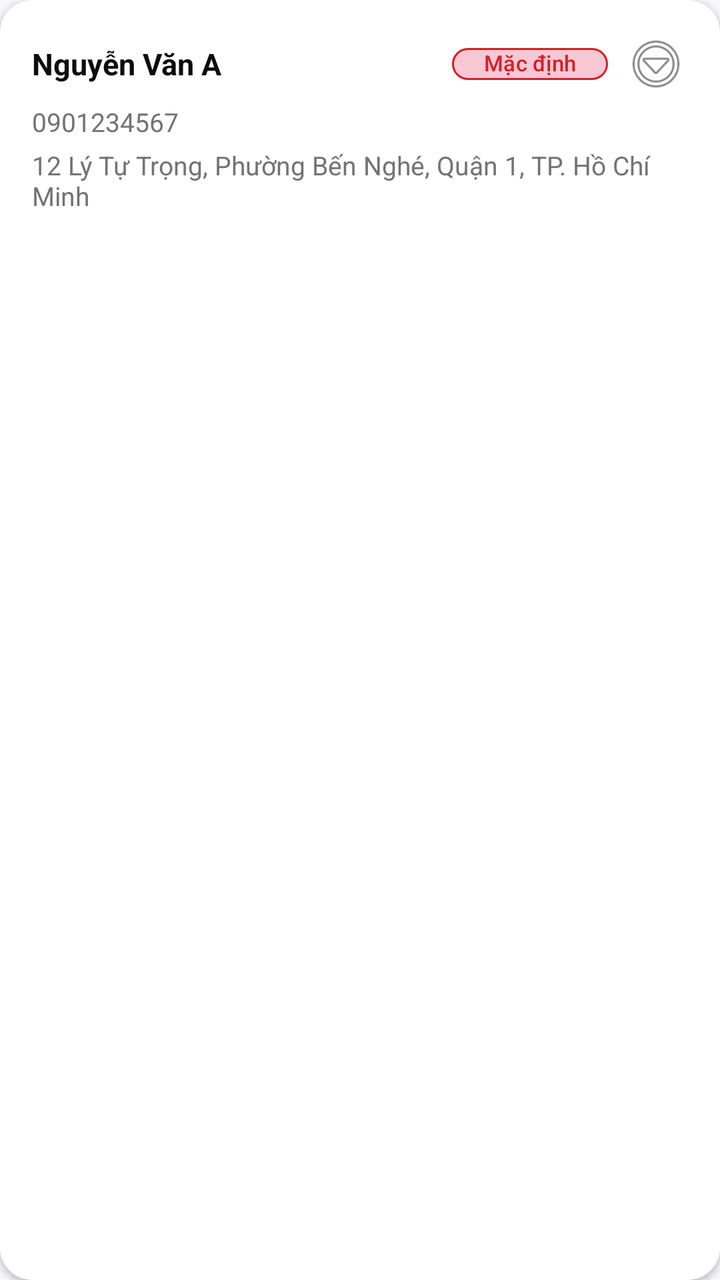
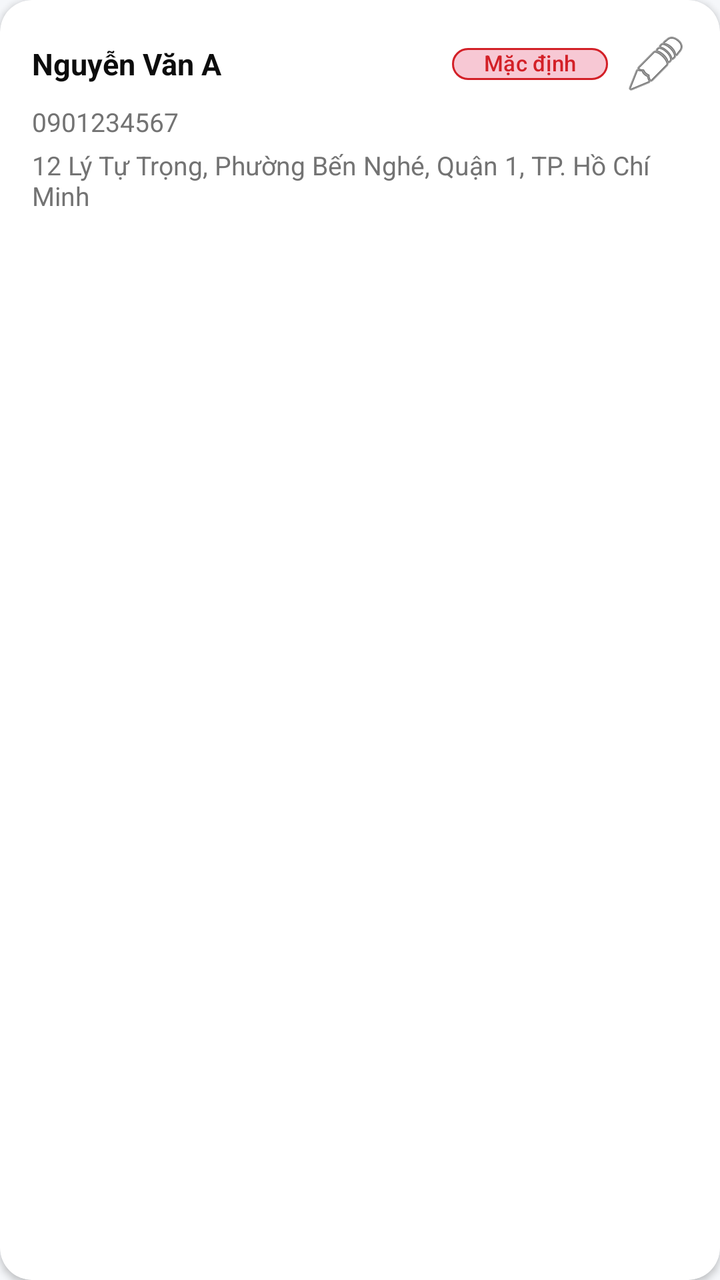

Before-and-after screenshots of an Android layout around one commit, followed by the original layout XML and the change that was made.
<!-- AndroidManifest.xml: application theme Theme.TirTirMCommerce -->
<!-- res/layout/item_address.xml -->
<?xml version="1.0" encoding="utf-8"?>
<androidx.cardview.widget.CardView xmlns:android="http://schemas.android.com/apk/res/android"
    xmlns:app="http://schemas.android.com/apk/res-auto"
    android:layout_width="match_parent"
    android:layout_height="wrap_content"
    android:layout_marginHorizontal="16dp"
    android:layout_marginVertical="6dp"
    app:cardCornerRadius="16dp"
    app:cardElevation="2dp"
    app:cardBackgroundColor="@color/tirtir_milk_white">

    <LinearLayout
        android:layout_width="match_parent"
        android:layout_height="wrap_content"
        android:orientation="vertical"
        android:padding="16dp">

        
        <LinearLayout
            android:layout_width="match_parent"
            android:layout_height="wrap_content"
            android:orientation="horizontal"
            android:gravity="center_vertical"
            android:layout_marginBottom="4dp">

            <TextView
                android:id="@+id/tvAddressName"
                android:layout_width="0dp"
                android:layout_height="wrap_content"
                android:layout_weight="1"
                android:textStyle="bold"
                android:textColor="@color/tirtir_text_primary"
                android:textSize="15sp"
                android:text="Nguyễn Văn A" />

            <com.google.android.material.chip.Chip
                android:id="@+id/chipDefault"
                android:layout_width="wrap_content"
                android:layout_height="32dp"
                android:text="@string/address_default_label"
                android:textColor="@color/tirtir_red_primary"
                app:chipBackgroundColor="@color/tirtir_aura_pink"
                app:chipStrokeColor="@color/tirtir_red_primary"
                app:chipStrokeWidth="1dp"
                android:textSize="11sp"
                android:layout_marginEnd="8dp" />

            <ImageButton
                android:id="@+id/btnAddressMore"
                android:layout_width="32dp"
                android:layout_height="32dp"
                android:background="?attr/selectableItemBackgroundBorderless"
                android:src="@android:drawable/ic_menu_more"
                android:contentDescription="@string/address_edit" />
        </LinearLayout>

        
        <TextView
            android:id="@+id/tvAddressPhone"
            android:layout_width="wrap_content"
            android:layout_height="wrap_content"
            android:textColor="@color/tirtir_text_secondary"
            android:textSize="13sp"
            android:layout_marginBottom="4dp"
            android:text="0901234567" />

        
        <TextView
            android:id="@+id/tvAddressDetail"
            android:layout_width="match_parent"
            android:layout_height="wrap_content"
            android:textColor="@color/tirtir_text_secondary"
            android:textSize="13sp"
            android:maxLines="2"
            android:text="12 Lý Tự Trọng, Phường Bến Nghé, Quận 1, TP. Hồ Chí Minh" />

    </LinearLayout>
</androidx.cardview.widget.CardView>
<!-- resources referenced by this layout -->
<resources>
  <color name="tirtir_aura_pink">#F7C8D4</color>
  <color name="tirtir_milk_white">#FFFFFF</color>
  <color name="tirtir_red_primary">#D32027</color>
  <color name="tirtir_text_primary">#0D0D0D</color>
  <color name="tirtir_text_secondary">#737373</color>
  <string name="address_default_label">Mặc định</string>
  <string name="address_edit">Chỉnh sửa địa chỉ</string>
  <style name="Theme.TirTirMCommerce" parent="Base.Theme.TirTirMCommerce" />
  <style name="Base.Theme.TirTirMCommerce" parent="Theme.Material3.DayNight.NoActionBar">
          <item name="colorPrimary">@color/tirtir_red_primary</item>
          <item name="colorPrimaryDark">@color/tirtir_red_dark</item>
          <item name="colorAccent">@color/tirtir_red_primary</item>
          <item name="colorOnPrimary">@color/tirtir_milk_white</item>
          <item name="android:windowBackground">@color/tirtir_bg_gray</item>
      </style>
  <color name="tirtir_red_dark">#A8181E</color>
  <color name="tirtir_bg_gray">#F5F7FA</color>
</resources>

<!-- the commit's change to res/layout/item_address.xml (unified diff, before → after) -->
@@ -24,7 +24,7 @@
             android:layout_marginBottom="4dp">
 
             <TextView
-                android:id="@+id/tvAddressName"
+                android:id="@+id/tvReceiverName"
                 android:layout_width="0dp"
                 android:layout_height="wrap_content"
                 android:layout_weight="1"
@@ -34,7 +34,7 @@
                 android:text="Nguyễn Văn A" />
 
             <com.google.android.material.chip.Chip
-                android:id="@+id/chipDefault"
+                android:id="@+id/tvAddressLabel"
                 android:layout_width="wrap_content"
                 android:layout_height="32dp"
                 android:text="@string/address_default_label"
@@ -46,17 +46,17 @@
                 android:layout_marginEnd="8dp" />
 
             <ImageButton
-                android:id="@+id/btnAddressMore"
+                android:id="@+id/btnEditAddress"
                 android:layout_width="32dp"
                 android:layout_height="32dp"
                 android:background="?attr/selectableItemBackgroundBorderless"
-                android:src="@android:drawable/ic_menu_more"
+                android:src="@android:drawable/ic_menu_edit"
                 android:contentDescription="@string/address_edit" />
         </LinearLayout>
 
         
         <TextView
-            android:id="@+id/tvAddressPhone"
+            android:id="@+id/tvPhone"
             android:layout_width="wrap_content"
             android:layout_height="wrap_content"
             android:textColor="@color/tirtir_text_secondary"
@@ -66,7 +66,7 @@
 
         
         <TextView
-            android:id="@+id/tvAddressDetail"
+            android:id="@+id/tvAddressLine"
             android:layout_width="match_parent"
             android:layout_height="wrap_content"
             android:textColor="@color/tirtir_text_secondary"
<!-- resource entries referenced after the edit -->
@@ -9,13 +9,14 @@
   <string name="address_edit">Chỉnh sửa địa chỉ</string>
   <style name="Theme.TirTirMCommerce" parent="Base.Theme.TirTirMCommerce" />
   <style name="Base.Theme.TirTirMCommerce" parent="Theme.Material3.DayNight.NoActionBar">
-          <item name="colorPrimary">@color/tirtir_red_primary</item>
-          <item name="colorPrimaryDark">@color/tirtir_red_dark</item>
-          <item name="colorAccent">@color/tirtir_red_primary</item>
-          <item name="colorOnPrimary">@color/tirtir_milk_white</item>
+          <item name="colorPrimary">@color/tirtir_aura_pink</item>
+          <item name="colorPrimaryDark">@color/tirtir_milk_white</item>
+          <item name="colorAccent">@color/tirtir_aura_pink</item>
+          <item name="colorOnPrimary">@color/tirtir_text_primary</item>
           <item name="android:windowBackground">@color/tirtir_bg_gray</item>
+          <item name="android:statusBarColor">@color/tirtir_milk_white</item>
+          <item name="android:windowLightStatusBar">true</item>
       </style>
-  <color name="tirtir_red_dark">#A8181E</color>
   <color name="tirtir_bg_gray">#F5F7FA</color>
 </resources>
 
